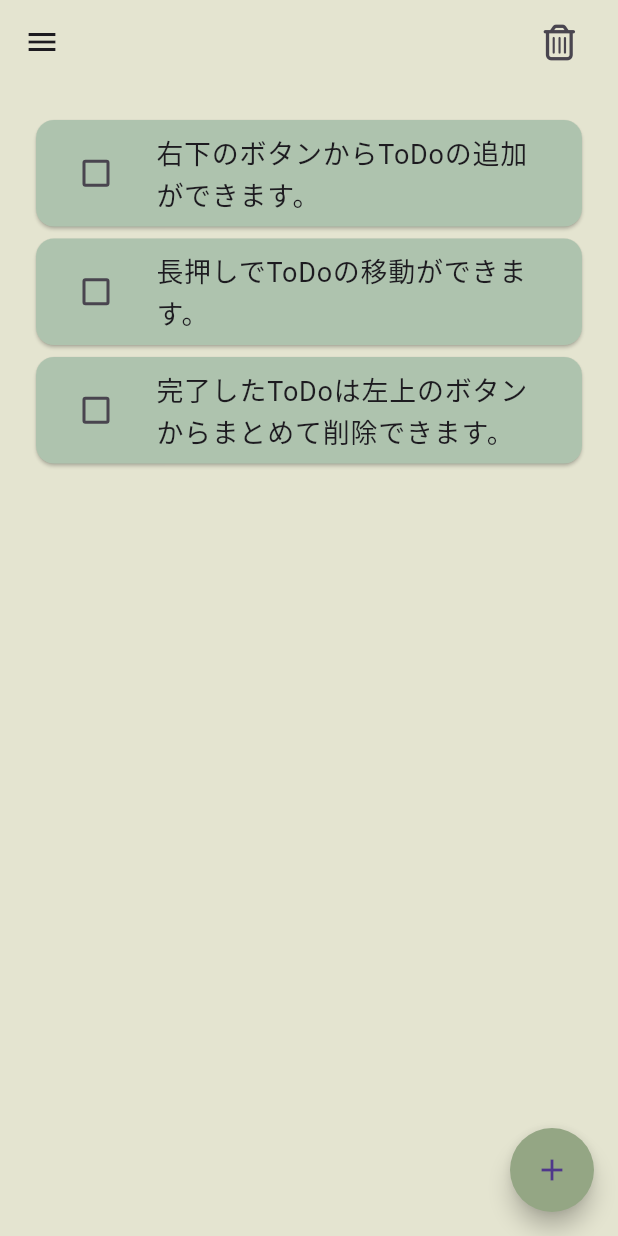
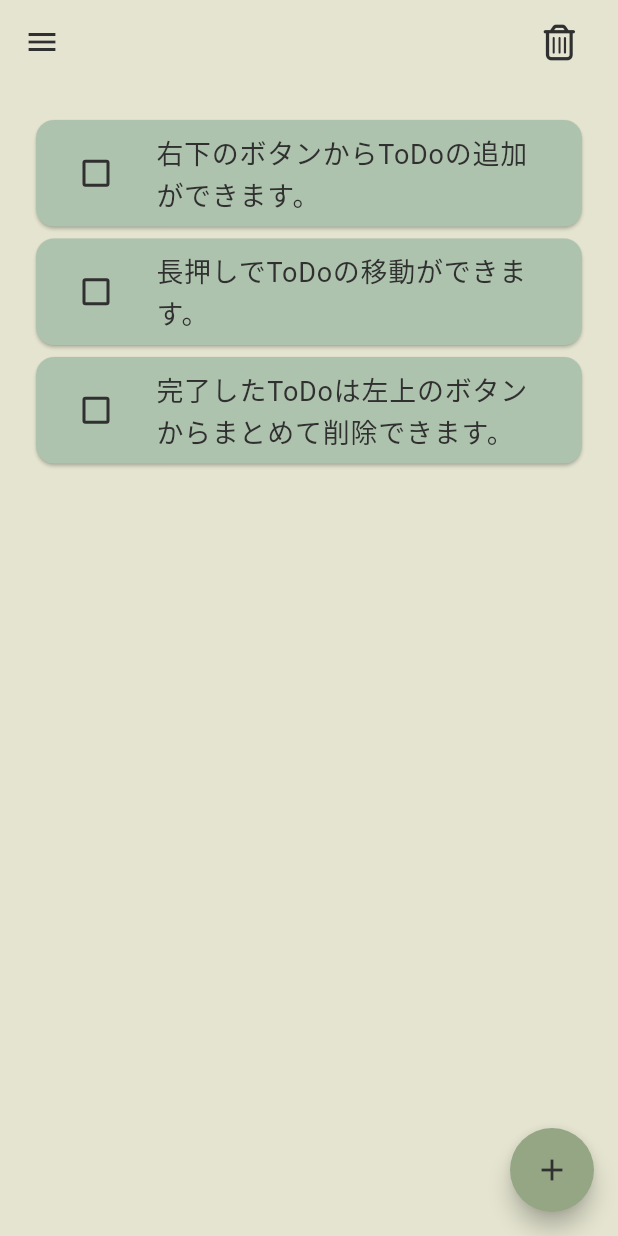
Before and after one commit to ten66/todo_list_app, a Flutter app: the screen it shows after launch, on a phone screen of 412 x 824 dp. Run offline on Flutter 3.47's test engine with Material 3 defaults, Android fonts, the phone set to English and light mode, and no system bars; our stand-ins replace font_awesome_flutter, hive_flutter; accounts and stored records are empty.

Commit message:
#3 colorSchemeにデフォルトの色を設定

```diff
--- a/lib/main.dart
+++ b/lib/main.dart
@@ -21,6 +21,19 @@ class MyApp extends StatelessWidget {
       debugShowCheckedModeBanner: false,
       title: 'Flutter Demo',
       theme: ThemeData(
+        colorScheme: const ColorScheme(
+          brightness: Brightness.light,
+          primary: Color(0xFFAEC3AE),
+          onPrimary: Color(0xFF303030),
+          secondary: Color(0xFF94A684),
+          onSecondary: Color(0xFF303030),
+          error: Colors.red,
+          onError: Colors.white,
+          background: Color(0xFFE4E4D0),
+          onBackground: Color(0xFF303030),
+          surface: Color(0xFFFDE4ED),
+          onSurface: Color(0xFF303030),
+        ),
         useMaterial3: true,
       ),
       home: const HomePage(),
```
